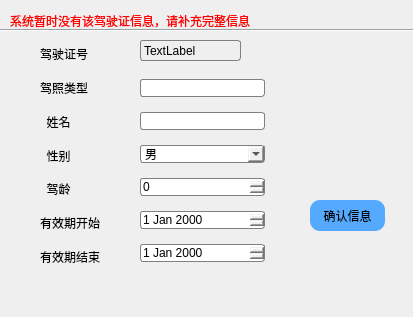
Qt form inputlicense.ui (TommyLee96/car-rent) before a commit.
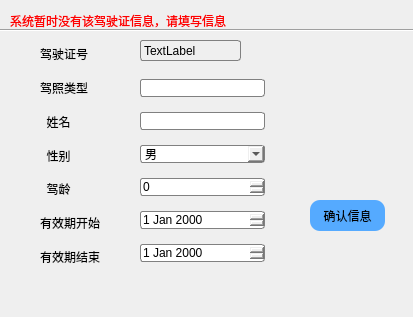
The same form after that commit. Icons and pictures are not drawn.

Patch:
```diff
--- a/inputlicense.ui
+++ b/inputlicense.ui
@@ -31,7 +31,7 @@
 font: 75 14pt &quot;Arial&quot;;</string>
    </property>
    <property name="text">
-    <string>系统暂时没有该驾驶证信息，请补充完整信息</string>
+    <string>系统暂时没有该驾驶证信息，请填写信息</string>
    </property>
   </widget>
   <widget class="QWidget" name="verticalLayoutWidget">
```
